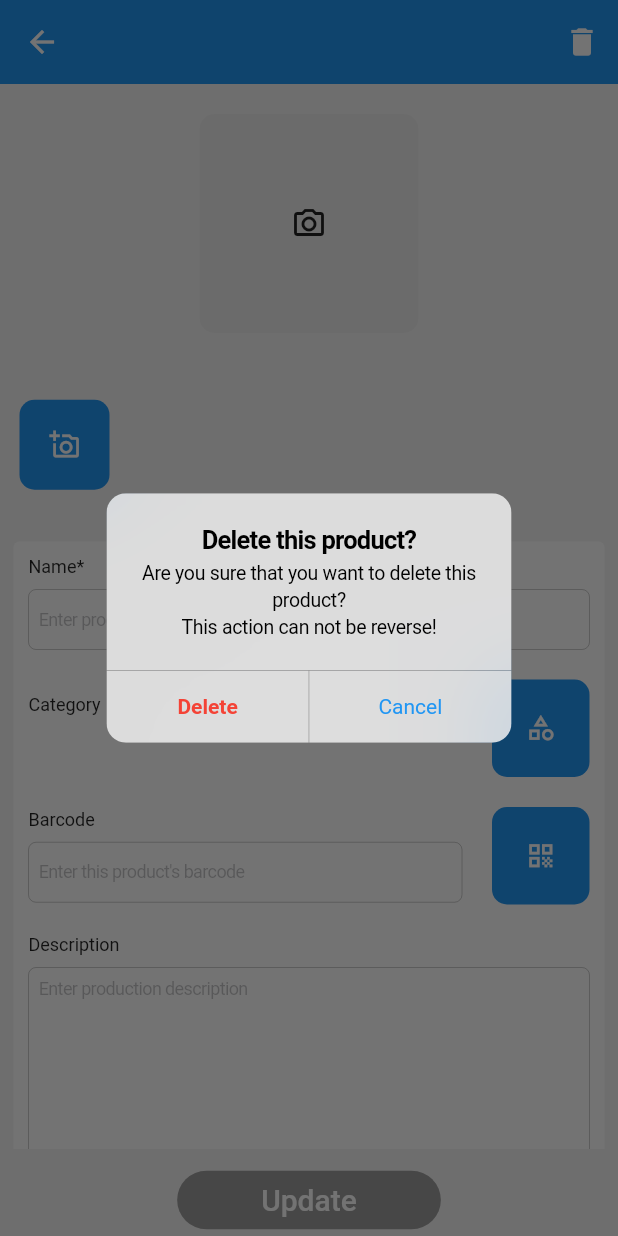
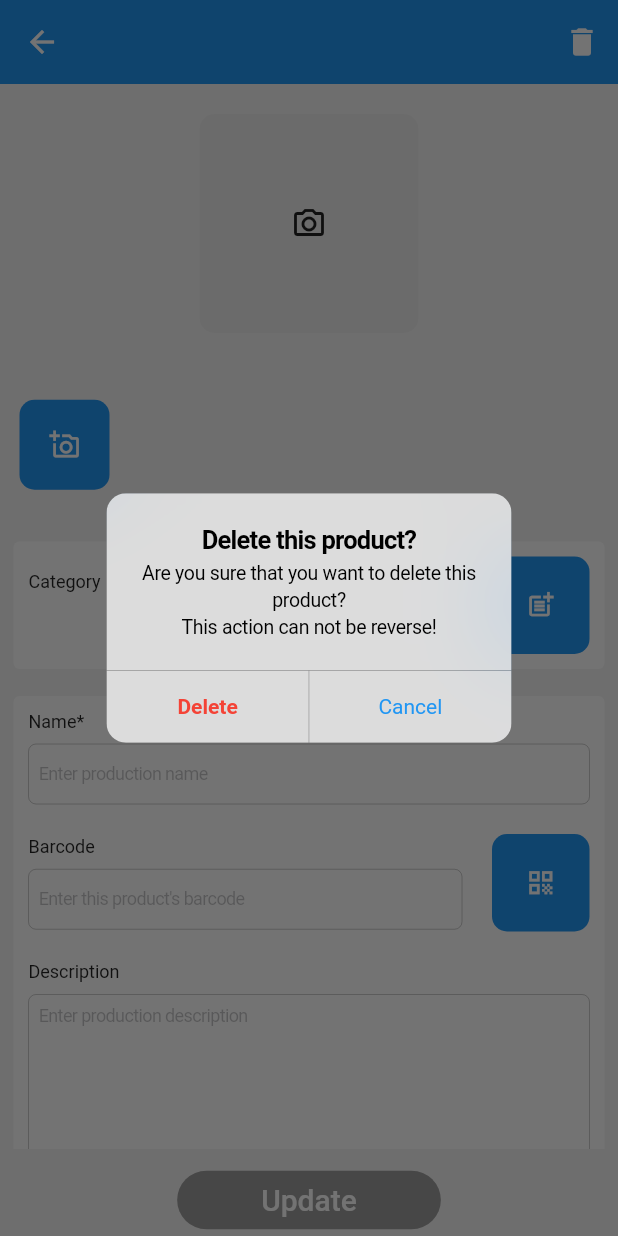
Before and after one commit to mandela02/T_Commerce_App, a Flutter app: the ProductWidget screen opened directly, after a tap on the "delete" icon, on a phone screen of 412 x 824 dp. Run offline on Flutter 3.47's test engine with Material 2 defaults, Android fonts, the phone set to English and light mode, and no system bars; our stand-ins replace flutter_spinkit, image_picker, sqflite; missing offline and left inert: flutter_barcode_scanner, multi_image_picker; accounts and stored records are empty.

Commit message:
[6.0.0] update product view

```diff
--- a/t_commerce_app/lib/application/widget/product/product_view_model.dart
+++ b/t_commerce_app/lib/application/widget/product/product_view_model.dart
@@ -56,8 +56,13 @@ class ProductViewModel extends ChangeNotifier {
           .toList();
       final selected = dataImages.firstWhere((element) => element.isAvatar);
       _images = imageList;
-      _selectedImage =
-          ImageObject(memory: selected.memoryImage, asset: selected.assetImage);
+      _selectedImage = imageList
+          .where((element) =>
+              element.asset == selected.assetImage &&
+              element.memory == selected.memoryImage)
+          .toList()
+          .first;
+
       _assets = imageList
           .map((e) => e.asset)
           .where((element) => element != null)
@@ -225,6 +230,7 @@ extension ProductViewModelFunction on ProductViewModel {
             category: _selectedCategory!,
             avatar: _selectedImage!,
             images: _images);
+        Navigator.pop(context);
       }
     } else {
       Product existProduct = _product!;
@@ -246,11 +252,9 @@ extension ProductViewModelFunction on ProductViewModel {
             category: _selectedCategory!,
             avatar: _selectedImage!,
             images: _images);
-        print(product);
-        print("update");
+        Navigator.pop(context);
       }
     }
-    Navigator.pop(context);
   }
 
   String calculateRevenue() {
--- a/t_commerce_app/lib/application/widget/product/product_widget.dart
+++ b/t_commerce_app/lib/application/widget/product/product_widget.dart
@@ -85,6 +85,8 @@ class _ProductWidgetState extends State<ProductWidget> {
                   children: [
                     _imagesWidget,
                     SizedBox(height: 10),
+                    _categoryPickerWidget,
+                    SizedBox(height: 10),
                     _generalInformationWidget,
                     SizedBox(height: 10),
                     _allPriceWidget,
@@ -120,22 +122,16 @@ class _ProductWidgetState extends State<ProductWidget> {
 
 extension ProductWidgetComputedPropeties on _ProductWidgetState {
   Widget get _generalInformationWidget {
-    return Card(
-      elevation: 0,
-      child: Padding(
-        padding: const EdgeInsets.all(10.0),
+    return PaddingCardWidget(
       child: Column(
         crossAxisAlignment: CrossAxisAlignment.stretch,
         children: [
           _nameWidget,
           SizedBox(height: 20),
-            _categoryPicker,
-            SizedBox(height: 20),
           _barCodeWidget,
           SizedBox(height: 20),
           _descriptionWidget,
         ],
-        ),
       ),
     );
   }
@@ -164,7 +160,7 @@ extension ProductWidgetComputedPropeties on _ProductWidgetState {
         isMultiLine: true,
         size: _commonFontSize,
         controller: _descriptionTextController,
-        keyboard: TextInputType.text,
+        keyboard: TextInputType.multiline,
         onTextChange: (description) =>
             viewModel.setDescription(description: description),
       ),
@@ -172,10 +168,7 @@ extension ProductWidgetComputedPropeties on _ProductWidgetState {
   }
 
   Widget get _allPriceWidget {
-    return Card(
-      elevation: 0,
-      child: Padding(
-        padding: const EdgeInsets.all(10.0),
+    return PaddingCardWidget(
       child: Column(
         crossAxisAlignment: CrossAxisAlignment.stretch,
         children: [
@@ -185,7 +178,6 @@ extension ProductWidgetComputedPropeties on _ProductWidgetState {
           ),
           _importPriceWidget,
         ],
-        ),
       ),
     );
   }
@@ -248,7 +240,7 @@ extension ProductWidgetComputedPropeties on _ProductWidgetState {
             flex: 1,
             child: Column(
               crossAxisAlignment: CrossAxisAlignment.stretch,
-              mainAxisAlignment: MainAxisAlignment.start,
+              mainAxisAlignment: MainAxisAlignment.center,
               children: [
                 Text(
                   "Revenue",
@@ -259,10 +251,17 @@ extension ProductWidgetComputedPropeties on _ProductWidgetState {
                 SizedBox(
                   height: 10,
                 ),
+                Container(
+                  height: 40,
+                  child: Row(
+                    children: [
                       Text(
                         viewModel.calculateRevenue(),
                         style: TextStyle(
                           fontSize: _commonFontSize,
+                        ),
+                      ),
+                    ],
                   ),
                 )
               ],
@@ -307,15 +306,11 @@ extension ProductWidgetComputedPropeties on _ProductWidgetState {
   }
 
   Widget get _sizeWidget {
-    return Card(
-      elevation: 0,
-      child: Padding(
-        padding: const EdgeInsets.all(10.0),
+    return PaddingCardWidget(
       child: Column(
         children: [
           _weightWidget,
         ],
-        ),
       ),
     );
   }
@@ -335,8 +330,9 @@ extension ProductWidgetComputedPropeties on _ProductWidgetState {
     );
   }
 
-  Widget get _categoryPicker {
-    return Consumer<ProductViewModel>(
+  Widget get _categoryPickerWidget {
+    return PaddingCardWidget(
+      child: Consumer<ProductViewModel>(
         builder: (context, viewModel, child) => Row(
           children: [
             Expanded(
@@ -374,10 +370,11 @@ extension ProductWidgetComputedPropeties on _ProductWidgetState {
               cornerRadius: Radius.circular(10),
               tintColor: Colors.white,
               backgroundColor: Colors.blue,
-            icon: Icons.category_outlined,
+              icon: Icons.post_add_outlined,
               onButtonTap: _createNewCategory,
             ),
           ],
+        ),
       ),
     );
   }
@@ -599,3 +596,20 @@ extension ProductWidgetFunction on _ProductWidgetState {
     }
   }
 }
+
+class PaddingCardWidget extends StatelessWidget {
+  final Widget child;
+
+  const PaddingCardWidget({Key? key, required this.child}) : super(key: key);
+
+  @override
+  Widget build(BuildContext context) {
+    return Card(
+      elevation: 0,
+      child: Padding(
+        padding: const EdgeInsets.all(10.0),
+        child: child,
+      ),
+    );
+  }
+}
```
Also changed, not shown: 1 other file. Lines whose indentation alone changed are shown as unchanged.
